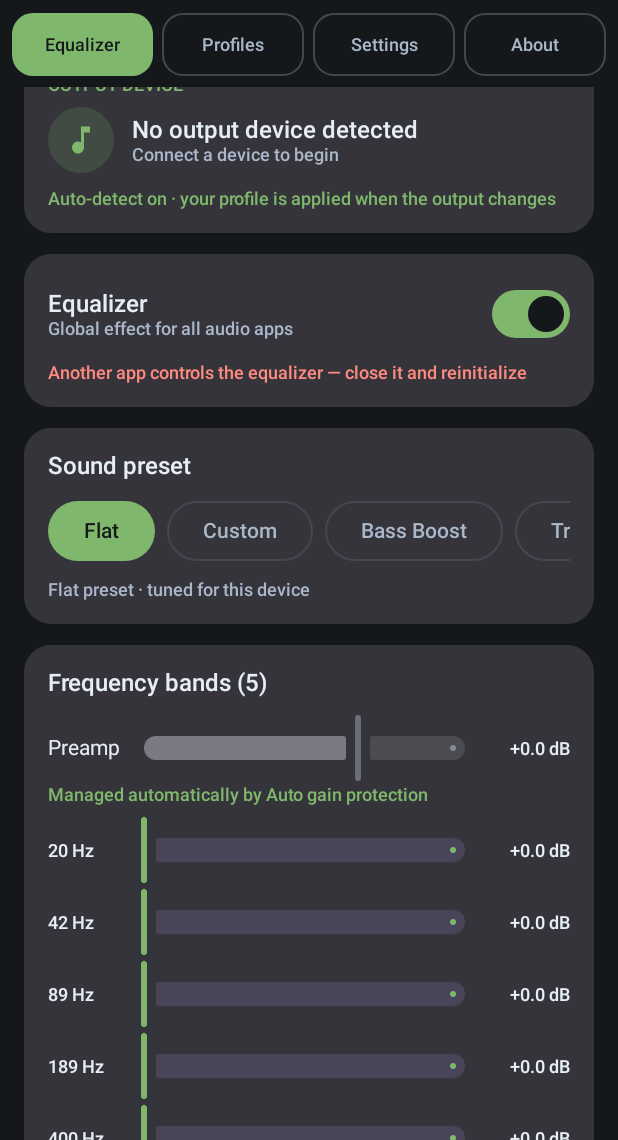
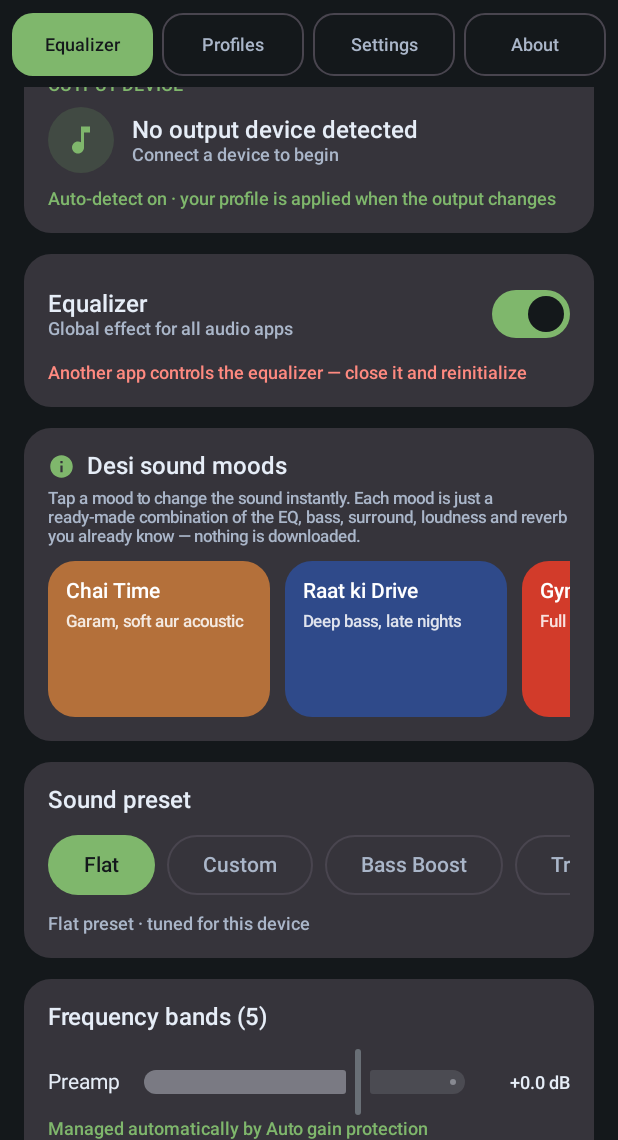
Before and after one commit to kalhydra6-wq/Amla, an Android app built with Jetpack Compose: the screen it shows after launch (MainActivity), scrolled down 491 dp, on a phone screen of 412 x 824 dp, the part 96-1236 px from its top. Run offline under Robolectric (Android 15) with nearby library versions, the phone set to English and light mode, and no system bars.

Commit message:
Mood Cards: desi sound moods on Equalizer tab

```diff
--- /dev/null
+++ b/app/src/main/java/com/amala/app/model/SoundMood.kt
@@ -0,0 +1,24 @@
+package com.amala.app.model
+
+/** A ready-made, friendly sound mood built from existing EQ presets + effects. */
+data class SoundMood(
+    val key: String,
+    val preset: Preset,
+    val bassBoost: Int,
+    val virtualizer: Int,
+    val loudness: Int,
+    val reverb: Int,
+    val colorHex: Long,
+)
+
+object SoundMoods {
+    val all = listOf(
+        SoundMood("chai_time", Preset.ACOUSTIC, 250, 150, 150, 2, 0xFFB4703A),
+        SoundMood("raat_drive", Preset.BASS_BOOST, 650, 300, 250, 0, 0xFF2F4A8A),
+        SoundMood("gym_beast", Preset.ROCK, 800, 100, 350, 0, 0xFFD23B2A),
+        SoundMood("baarish", Preset.JAZZ, 300, 350, 100, 4, 0xFF4A7FA5),
+        SoundMood("padhai_focus", Preset.PODCAST, 100, 50, 120, 0, 0xFF4C9A2A),
+        SoundMood("mehfil", Preset.POP, 550, 450, 300, 3, 0xFFC2185B),
+        SoundMood("bhajan_shanti", Preset.CLASSICAL, 150, 250, 80, 5, 0xFF8A6BB0),
+    )
+}
--- a/app/src/main/java/com/amala/app/ui/EqualizerScreen.kt
+++ b/app/src/main/java/com/amala/app/ui/EqualizerScreen.kt
@@ -6,6 +6,7 @@ import androidx.compose.animation.fadeIn
 import androidx.compose.animation.fadeOut
 import androidx.compose.animation.shrinkVertically
 import androidx.compose.foundation.layout.Arrangement
+import androidx.compose.foundation.background
 import androidx.compose.foundation.layout.Box
 import androidx.compose.foundation.layout.Column
 import androidx.compose.foundation.layout.Row
@@ -23,6 +24,7 @@ import androidx.compose.foundation.shape.CircleShape
 import androidx.compose.material.icons.Icons
 import androidx.compose.material.icons.filled.Bluetooth
 import androidx.compose.material.icons.filled.Headphones
+import androidx.compose.material.icons.filled.Info
 import androidx.compose.material.icons.filled.MusicNote
 import androidx.compose.material.icons.filled.VolumeUp
 import androidx.compose.material3.Button
@@ -37,14 +39,19 @@ import androidx.compose.material3.Switch
 import androidx.compose.material3.Text
 import androidx.compose.runtime.Composable
 import androidx.compose.ui.Alignment
+import androidx.compose.ui.graphics.Color
+import androidx.compose.ui.res.stringResource
 import androidx.compose.ui.Modifier
 import androidx.compose.ui.graphics.vector.ImageVector
 import androidx.compose.ui.text.style.TextAlign
 import androidx.compose.ui.unit.dp
+import com.amala.app.R
 import com.amala.app.model.DeviceCategory
 import com.amala.app.model.Preset
 import com.amala.app.model.ProfileMath
 import com.amala.app.model.ReverbPreset
+import com.amala.app.model.SoundMood
+import com.amala.app.model.SoundMoods
 import com.amala.app.viewmodel.MainViewModel
 
 @Composable
@@ -59,6 +66,7 @@ fun EqualizerScreen(ui: MainViewModel.UiState, viewModel: MainViewModel) {
         }
         item { DeviceCard(ui, viewModel) }
         item { MasterCard(ui, viewModel) }
+        item { MoodCard(viewModel) }
         item { PresetCard(ui, viewModel) }
         item { BandsCard(ui, viewModel) }
         item { ExtrasCard(ui, viewModel) }
@@ -192,6 +200,77 @@ private fun MasterCard(ui: MainViewModel.UiState, viewModel: MainViewModel) {
             }
         }
     }
+}
+
+@Composable
+private fun MoodCard(viewModel: MainViewModel) {
+    Card(modifier = Modifier.fillMaxWidth()) {
+        Column(Modifier.padding(16.dp)) {
+            Row(verticalAlignment = Alignment.CenterVertically) {
+                Icon(
+                    Icons.Filled.Info,
+                    contentDescription = null,
+                    tint = MaterialTheme.colorScheme.primary,
+                    modifier = Modifier.width(18.dp),
+                )
+                Spacer(Modifier.width(8.dp))
+                Text(stringResource(R.string.mood_title), style = MaterialTheme.typography.titleMedium)
+            }
+            Spacer(Modifier.height(6.dp))
+            Text(
+                stringResource(R.string.mood_info),
+                style = MaterialTheme.typography.labelSmall,
+                color = MaterialTheme.colorScheme.onSurfaceVariant,
+            )
+            Spacer(Modifier.height(10.dp))
+            LazyRow(horizontalArrangement = Arrangement.spacedBy(10.dp)) {
+                items(SoundMoods.all, key = { it.key }) { mood ->
+                    Surface(
+                        onClick = { viewModel.applyMood(mood, moodLabel(mood)) },
+                        shape = MaterialTheme.shapes.medium,
+                        color = Color(mood.colorHex),
+                        modifier = Modifier.size(width = 148.dp, height = 104.dp),
+                    ) {
+                        Column(Modifier.padding(12.dp)) {
+                            Text(
+                                moodLabel(mood),
+                                style = MaterialTheme.typography.titleSmall,
+                                color = Color.White,
+                            )
+                            Spacer(Modifier.height(6.dp))
+                            Text(
+                                moodDescription(mood),
+                                style = MaterialTheme.typography.labelSmall,
+                                color = Color.White.copy(alpha = 0.85f),
+                            )
+                        }
+                    }
+                }
+            }
+        }
+    }
+}
+
+@Composable
+private fun moodLabel(mood: SoundMood): String = when (mood.key) {
+    "chai_time" -> stringResource(R.string.mood_chai_time)
+    "raat_drive" -> stringResource(R.string.mood_raat_drive)
+    "gym_beast" -> stringResource(R.string.mood_gym_beast)
+    "baarish" -> stringResource(R.string.mood_baarish)
+    "padhai_focus" -> stringResource(R.string.mood_padhai_focus)
+    "mehfil" -> stringResource(R.string.mood_mehfil)
+    else -> stringResource(R.string.mood_bhajan_shanti)
+}
+
+@Composable
+private fun moodDescription(mood: SoundMood): String = when (mood.key) {
+    "chai_time" -> stringResource(R.string.mood_chai_time_desc)
+    "raat_drive" -> stringResource(R.string.mood_raat_drive_desc)
+    "gym_beast" -> stringResource(R.string.mood_gym_beast_desc)
+    "baarish" -> stringResource(R.string.mood_baarish_desc)
+    "padhai_focus" -> stringResource(R.string.mood_padhai_focus_desc)
+    "mehfil" -> stringResource(R.string.mood_mehfil_desc)
+    else -> stringResource(R.string.mood_bhajan_shanti_desc)
 }
 
 @Composable
--- a/app/src/main/res/values/strings.xml
+++ b/app/src/main/res/values/strings.xml
@@ -34,4 +34,22 @@
     <string name="background_minutes">%1$d min</string>
     <string name="background_keep_alive">Keep EQ active in background</string>
     <string name="background_keep_alive_subtitle">Only used with Always on mode</string>
+
+    <string name="mood_title">Desi sound moods</string>
+    <string name="mood_info">Tap a mood to change the sound instantly. Each mood is just a ready-made combination of the EQ, bass, surround, loudness and reverb you already know — nothing is downloaded.</string>
+    <string name="mood_chai_time">Chai Time</string>
+    <string name="mood_chai_time_desc">Garam, soft aur acoustic</string>
+    <string name="mood_raat_drive">Raat ki Drive</string>
+    <string name="mood_raat_drive_desc">Deep bass, late nights</string>
+    <string name="mood_gym_beast">Gym Beast</string>
+    <string name="mood_gym_beast_desc">Full power, full focus</string>
+    <string name="mood_baarish">Baarish</string>
+    <string name="mood_baarish_desc">Wide and calm</string>
+    <string name="mood_padhai_focus">Padhai Focus</string>
+    <string name="mood_padhai_focus_desc">Clear voice, less bass</string>
+    <string name="mood_mehfil">Mehfil</string>
+    <string name="mood_mehfil_desc">Party-ready punch</string>
+    <string name="mood_bhajan_shanti">Bhajan Shanti</string>
+    <string name="mood_bhajan_shanti_desc">Calm and spacious</string>
+    <string name="mood_applied">%1$s applied</string>
 </resources>
```
Also changed, not shown: app/src/main/java/com/amala/app/viewmodel/MainViewModel.kt (+23 -0 lines), 1 other file.
